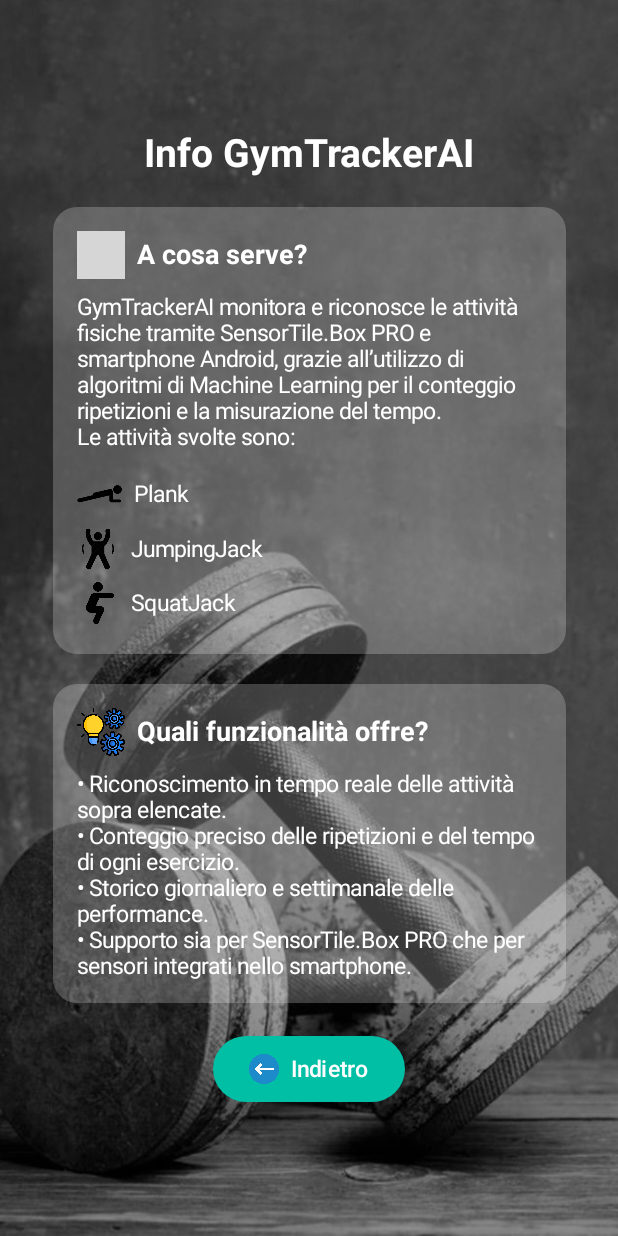
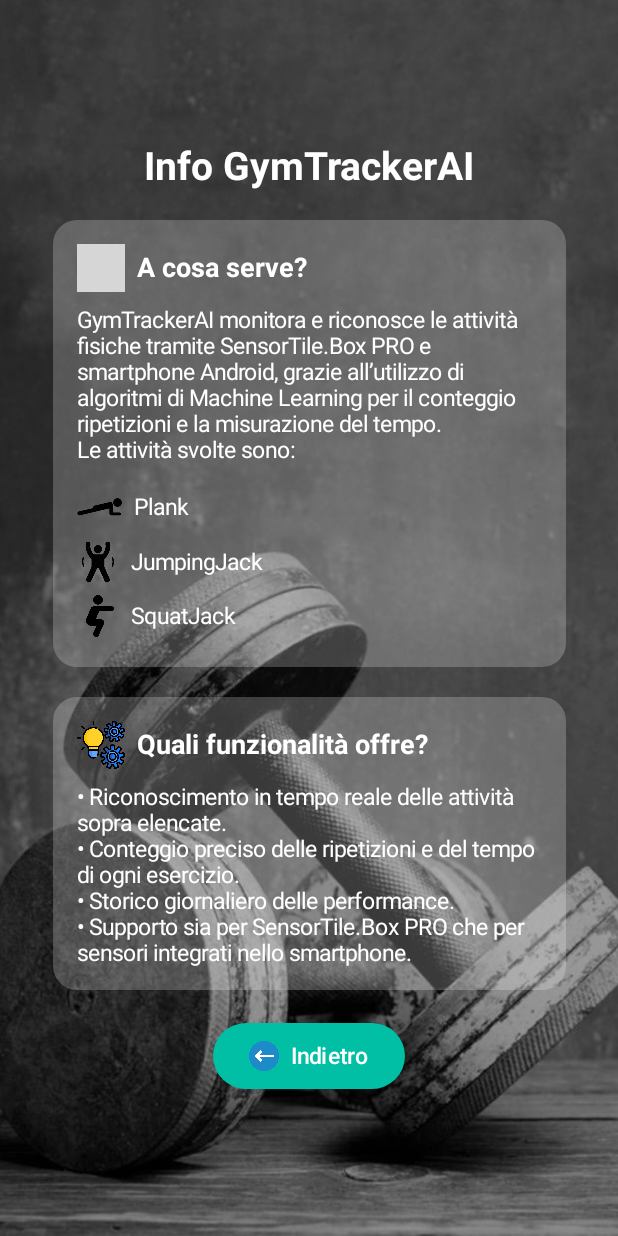
Before and after one commit to UniSalento-IDALab-IoTCourse-2024-2025/wot-project-frontend-2024-2025-GymTrackerAI-CausioRizzo, an Android app built with Jetpack Compose: the InfoScreen screen opened through its navigation route, on a phone screen of 412 x 824 dp. Run offline under Robolectric (Android 15) with nearby library versions, the phone set to English and light mode, and no system bars; our stand-ins replace Dagger/Hilt's generated code; grey boxes are pictures that could not be loaded.

Commit message:
Update InfoScreen.kt

```diff
--- a/app/src/main/java/com/st/demo/ui/InfoScreen.kt
+++ b/app/src/main/java/com/st/demo/ui/InfoScreen.kt
@@ -136,7 +136,7 @@ fun InfoScreen(navController: NavController) {
                     Text(
                         text = "• Riconoscimento in tempo reale delle attività sopra elencate.\n" +
                                 "• Conteggio preciso delle ripetizioni e del tempo di ogni esercizio.\n" +
-                                "• Storico giornaliero e settimanale delle performance.\n" +
+                                "• Storico giornaliero delle performance.\n" +
                                 "• Supporto sia per SensorTile.Box PRO che per sensori integrati nello smartphone.",
                         color = Color.White,
                         fontSize = 15.sp
```
